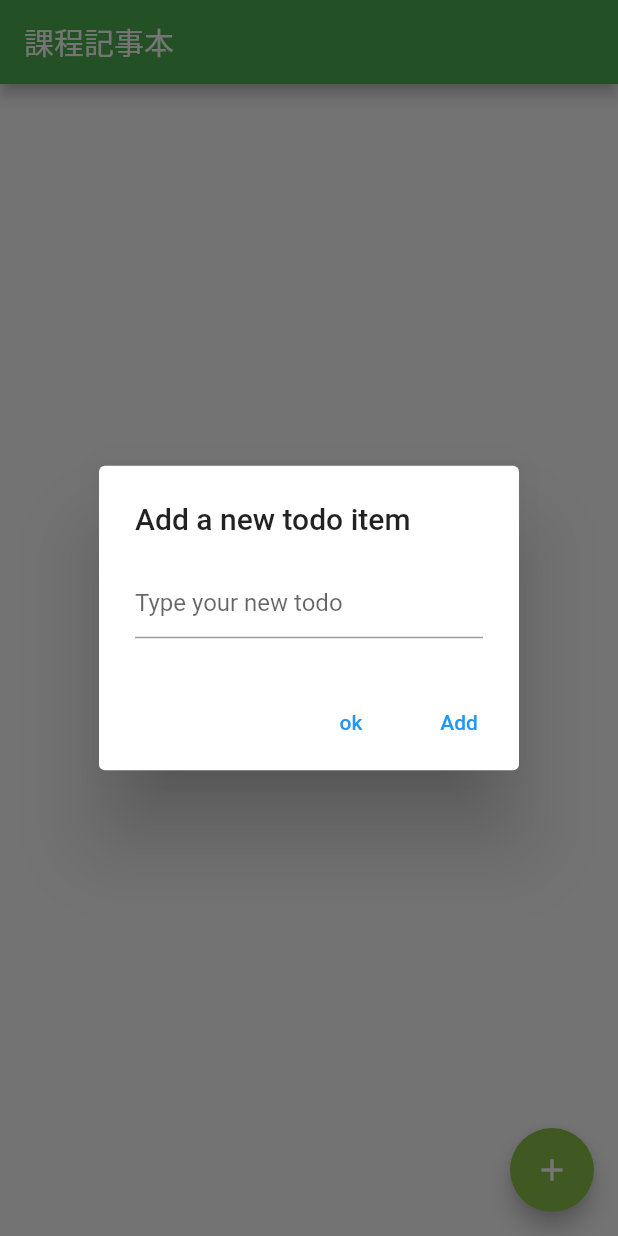
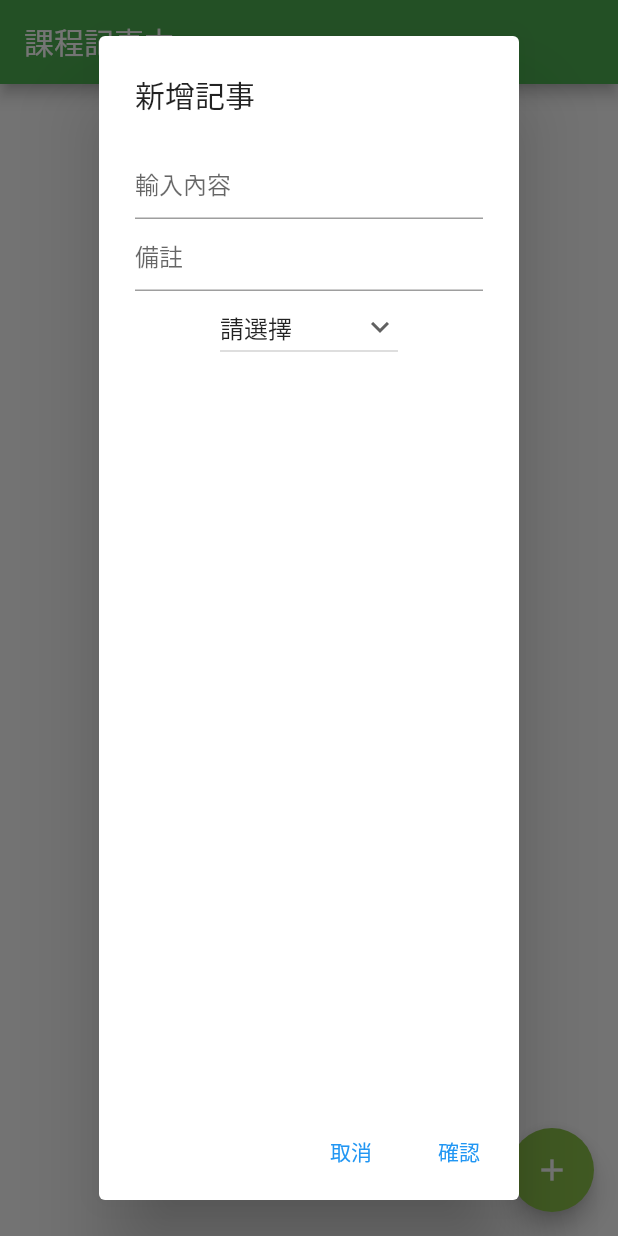
Before and after one commit to chenyuqing90/school_table_list, a Flutter app: the screen it shows after launch, after a tap on the "add" icon, on a phone screen of 412 x 824 dp. Run offline on Flutter 3.47's test engine with Material 2 defaults, Android fonts, the phone set to English and light mode, and no system bars.

Commit message:
new dropdown list

```diff
--- a/lib/main.dart
+++ b/lib/main.dart
@@ -36,6 +36,7 @@ class TodoItem extends StatelessWidget {
         child: Icon(Icons.grade, color: Colors.white,),
       ),
       title: Text(todo.name, style: _getTextStyle(todo.checked)),
+      subtitle: Text('123'),
       trailing: Icon(Icons.edit),
     );
   }
@@ -50,6 +51,19 @@ class _TodoListState extends State<TodoList> {
   final TextEditingController _textFieldController = TextEditingController();
   final List<Todo> _todos = <Todo>[];
 
+    // Initial Selected Value
+  String dropdownvalue = '請選擇';
+
+  // List of items in our dropdown menu
+  var items = [
+    '請選擇',
+    '行動APP課程',
+    '企業倫理',
+    'Item 3',
+    'Item 4',
+    'Item 5',
+  ];
+
   @override
   Widget build(BuildContext context) {
     return new Scaffold(
@@ -58,7 +72,7 @@ class _TodoListState extends State<TodoList> {
         backgroundColor: Colors.green,
       ),
       body: ListView(
-        padding: EdgeInsets.symmetric(vertical: 8.0),
+        padding: EdgeInsets.symmetric(vertical: 16.0),
         children: _todos.map((Todo todo) {
           return TodoItem(
             todo: todo,
@@ -93,18 +107,51 @@ class _TodoListState extends State<TodoList> {
       barrierDismissible: false, // user must tap button!
       builder: (BuildContext context) {
         return AlertDialog(
-          title: const Text('Add a new todo item'),
-          content: TextField(
-            controller: _textFieldController,
-            decoration: const InputDecoration(hintText: 'Type your new todo'),
+          title: const Text('新增記事'),
+          content: Column(
+            children: <Widget>[
+              TextField(
+                controller: _textFieldController,
+                decoration: const InputDecoration(hintText: '輸入內容'),
+               ),
+              TextField(
+               controller: _textFieldController,
+               decoration: const InputDecoration(hintText: '備註'),
+              ),
+              DropdownButton(
+                // Initial Value
+              value: dropdownvalue,
+
+              // Down Arrow Icon
+              icon: const Icon(Icons.keyboard_arrow_down),
+
+              // Array list of items
+              items: items.map((String items) {
+                return DropdownMenuItem(
+                  value: items,
+                  child: Text(items),
+                );
+              }).toList(),
+              // After selecting the desired option,it will
+              // change button value to selected value
+              onChanged: (String? newValue) {
+                setState(() {
+                  dropdownvalue = newValue!;
+                });
+              },
+              ),
+            ],
           ),
+
           actions: <Widget>[
             TextButton(
-              child: const Text('ok'),
-              onPressed: (){},
+              child: const Text('取消'),
+              onPressed: (){
+                Navigator.of(context).pop();
+              },
             ),
             TextButton(
-              child: const Text('Add'),
+              child: const Text('確認'),
               onPressed: () {
                 Navigator.of(context).pop();
                 _addTodoItem(_textFieldController.text);
```
